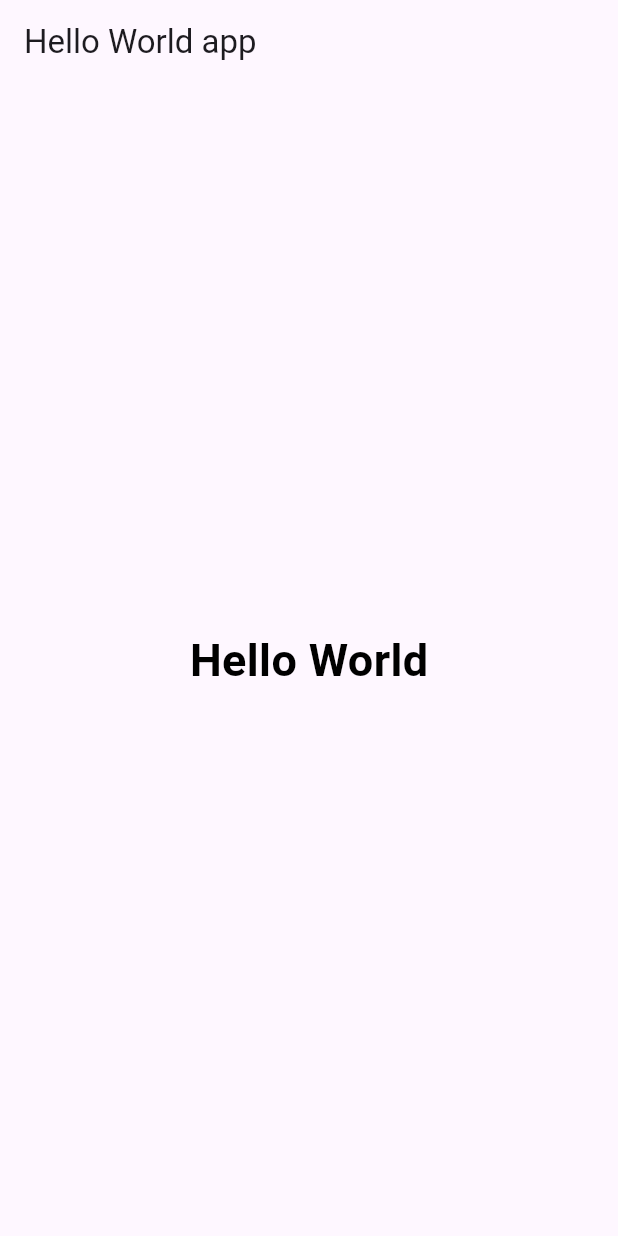
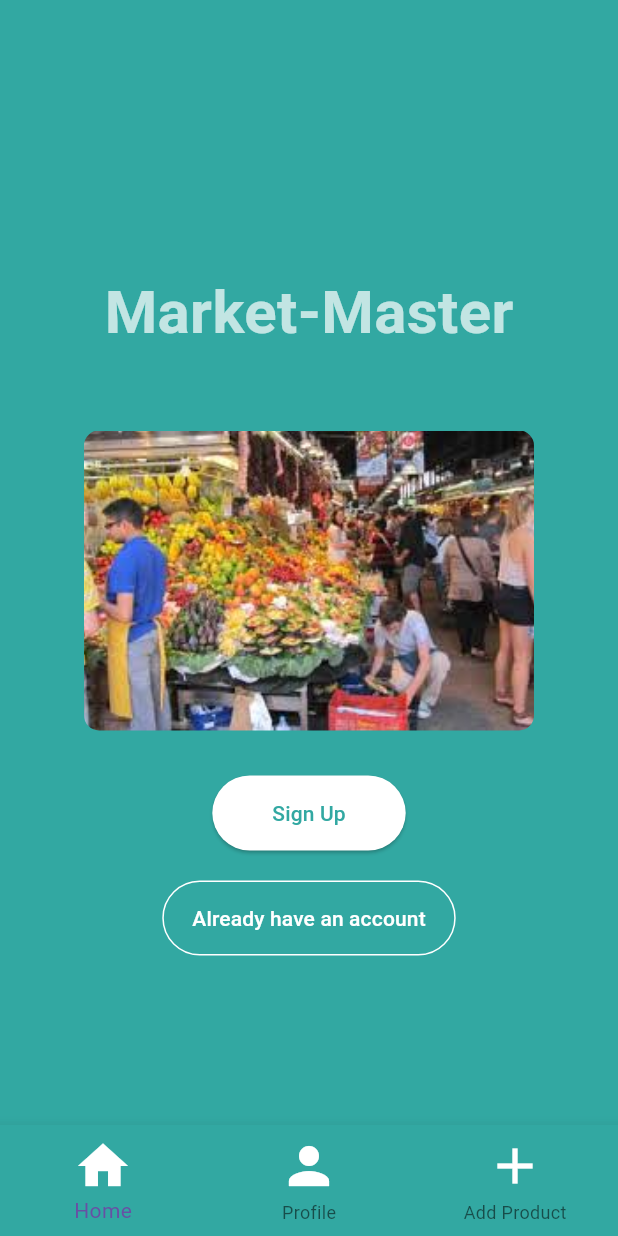
Before and after one commit to danielburongu/alu-mobile_dev, a Flutter app: the screen it shows after launch, on a phone screen of 412 x 824 dp. Run offline on Flutter 3.47's test engine with Material 3 defaults, Android fonts, the phone set to English and light mode, and no system bars.

Commit message:
implement welcome page

```diff
--- a/lib/main.dart
+++ b/lib/main.dart
@@ -1,4 +1,7 @@
+// ignore_for_file: prefer_const_constructors
+
 import 'package:flutter/material.dart';
+import 'package:flutter/rendering.dart';
 
 void main() {
   runApp(const MyApp());
@@ -18,23 +21,93 @@ class MyApp extends StatelessWidget {
         primarySwatch: Colors.blue,
       ),
       debugShowCheckedModeBanner: false,
-      home: HelloWorld(),
+      home: Homepage(),
     );
   }
 }
 
-
-class HelloWorld extends StatelessWidget {
-  const HelloWorld({super.key});
+class Homepage extends StatelessWidget {
+  const Homepage({Key? key}) : super(key: key);
 
   @override
   Widget build(BuildContext context) {
-    return SafeArea(
-      child: Scaffold(
-        appBar: AppBar(
-          title: Text("Hello World app"),
+    return Scaffold(
+      backgroundColor: Color(0xFF32a8a2),
+      body: SingleChildScrollView(
+        child: Center(
+          child: Column(
+            mainAxisAlignment: MainAxisAlignment.center,
+            crossAxisAlignment: CrossAxisAlignment.center,
+            children: <Widget>[
+              SizedBox(height: 180), // Add space from top
+              Text(
+                "Market-Master",
+                style: TextStyle(fontSize: 40, fontWeight: FontWeight.bold, color: Colors.white70),
+              ),
+              SizedBox(height: 50),
+              ClipRRect(
+                borderRadius: BorderRadius.circular(10),
+                child: Image.asset(
+                  'lib/images/market.jpg',
+                  width: 300,
+                  height: 200,
+                  fit: BoxFit.cover,
+
+                  // Adjust the width and height as needed
+                ),
+              ),
+              // Add space between image and buttons
+              SizedBox(height: 30),
+              Column(
+                mainAxisAlignment: MainAxisAlignment.center,
+                children: [
+                  ElevatedButton(
+                    onPressed: () {},
+                    child: Text("Sign Up"),
+                    style: ElevatedButton.styleFrom(
+                      primary: Colors.white,
+                      onPrimary: Color(0xFF32a8a2), // Change the text color to match background
+                      padding: EdgeInsets.symmetric(horizontal: 40, vertical: 15),
+                      shape: RoundedRectangleBorder(
+                        borderRadius: BorderRadius.circular(30.0),
+                      ),
+                    ),
+                  ),
+                  SizedBox(height: 20), // Add space between buttons
+                  OutlinedButton(
+                    onPressed: () {},
+                    child: Text("Already have an account"),
+                    style: OutlinedButton.styleFrom(
+                      primary: Colors.white,
+                      side: BorderSide(color: Colors.white),
+                      padding: EdgeInsets.symmetric(horizontal: 20, vertical: 15),
+                      shape: RoundedRectangleBorder(
+                        borderRadius: BorderRadius.circular(30.0),
+                      ),
+                    ),
+                  ),
+                ],
+              )
+            ],
+          ),
         ),
-        body: Center(child: Text("Hello World", style: TextStyle(fontSize: 30, color: Colors.black, fontWeight: FontWeight.bold),)),
+      ),
+      bottomNavigationBar: BottomNavigationBar(
+        backgroundColor: Color(0xFF32a8a2),
+        items: const <BottomNavigationBarItem>[
+          BottomNavigationBarItem(
+            icon: Icon(Icons.home,size: 40.0, color: Color.fromARGB(255, 255, 255, 255)),
+            label: 'Home',
+          ),
+          BottomNavigationBarItem(
+            icon: Icon(Icons.person,size: 40.0, color: Color.fromARGB(255, 255, 255, 255)),
+            label: 'Profile',
+          ),
+          BottomNavigationBarItem(
+            icon: Icon(Icons.add,size: 40.0, color: Color.fromARGB(255, 255, 255, 255)),
+            label: 'Add Product',
+          ),
+        ],
       ),
     );
   }
--- a/pubspec.yaml
+++ b/pubspec.yaml
@@ -59,8 +59,8 @@ flutter:
   uses-material-design: true
 
   # To add assets to your application, add an assets section, like this:
-  # assets:
-  #   - images/a_dot_burr.jpeg
+  assets:
+    - lib/images/
   #   - images/a_dot_ham.jpeg
 
   # An image asset can refer to one or more resolution-specific "variants", see
```
Also changed, not shown: lib/images/market.jpg (added), pubspec.lock, 1 other file.
